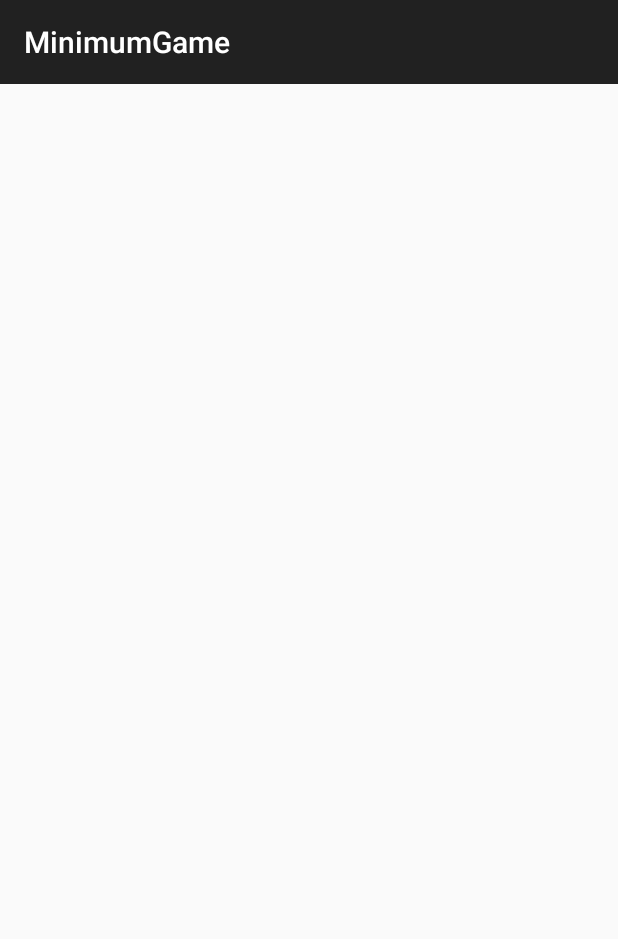
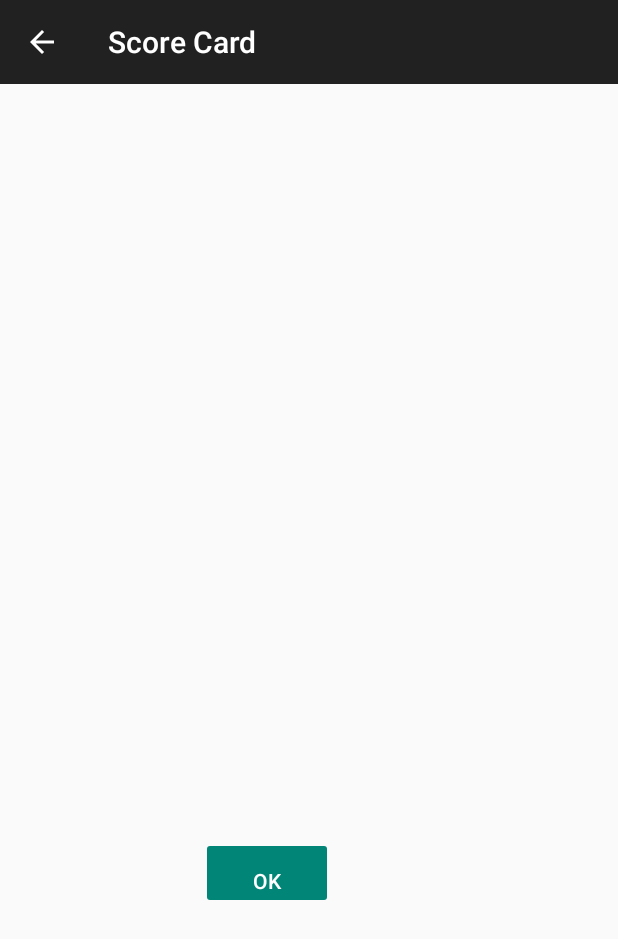
Before and after one commit to cmehra96/MinimumGame, an Android app: the ScoreCard screen opened directly, with no data from a screen before it, on a phone screen of 412 x 824 dp. Shown: the top 939 px of the screen. Run offline under Robolectric (Android 15) with nearby library versions, the phone set to English and light mode, and no system bars; 2 statements that could not run were skipped.

Commit message:
Move ScoreCard logic from Activity to Pop up

```diff
--- a/app/src/main/res/layout/activity_score_card.xml
+++ b/app/src/main/res/layout/activity_score_card.xml
@@ -1,14 +1,34 @@
 <?xml version="1.0" encoding="utf-8"?>
+<RelativeLayout xmlns:android="http://schemas.android.com/apk/res/android"
+    android:layout_width="wrap_content"
+    android:layout_height="match_parent">
+
     <ListView xmlns:android="http://schemas.android.com/apk/res/android"
         xmlns:app="http://schemas.android.com/apk/res-auto"
         xmlns:tools="http://schemas.android.com/tools"
-    tools:context=".ScoreCard.ScoreCard"
         android:id="@+id/list"
         android:layout_width="fill_parent"
         android:layout_height="wrap_content"
-    android:paddingBottom="5dp"
+        android:layout_alignParentStart="true"
+        android:layout_alignParentTop="true"
+        android:layout_marginStart="0dp"
+        android:layout_marginTop="0dp"
+        android:cacheColorHint="#FFFFFF"
         android:clipToPadding="false"
         android:dividerHeight="1dp"
-    android:cacheColorHint="#FFFFFF"
-    android:layout_marginTop="56dp">
-</ListView>
+        android:paddingBottom="5dp"
+        tools:context=".ScoreCard.ScoreCard"></ListView>
+
+    <Button
+        android:id="@+id/OK"
+        style="@style/Widget.AppCompat.Button.Colored"
+        android:layout_width="wrap_content"
+        android:layout_height="wrap_content"
+        android:layout_alignParentStart="true"
+        android:layout_alignParentTop="true"
+        android:layout_marginStart="134dp"
+        android:layout_marginTop="502dp"
+        android:paddingBottom="0dp"
+        android:text="@string/button_OK" />
+
+</RelativeLayout>
--- a/app/src/main/res/values/strings.xml
+++ b/app/src/main/res/values/strings.xml
@@ -1,6 +1,8 @@
 <resources>
     <string name="app_name">MinimumGame</string>
     <string name="title_activity_scrolling">ScrollingActivity</string>
+    <string name="activity_scorecard">Score Card</string>
+    <string name="button_OK">OK</string>
     <string name="large_text">
         "Material is the metaphor.\n\n"
 
```
Also changed, not shown: app/src/main/AndroidManifest.xml (+4 -6 lines), app/src/main/java/com/example/chetan/minimumgame/MySurfaceView.java (+31 -3 lines), app/src/main/java/com/example/chetan/minimumgame/ScoreCard/ScoreCard.java (+35 -1 lines), app/src/main/java/com/example/chetan/minimumgame/ScoreCard/ScoreCardPopup.java (added, +55 -0 lines). Lines whose indentation alone changed are shown as unchanged.
